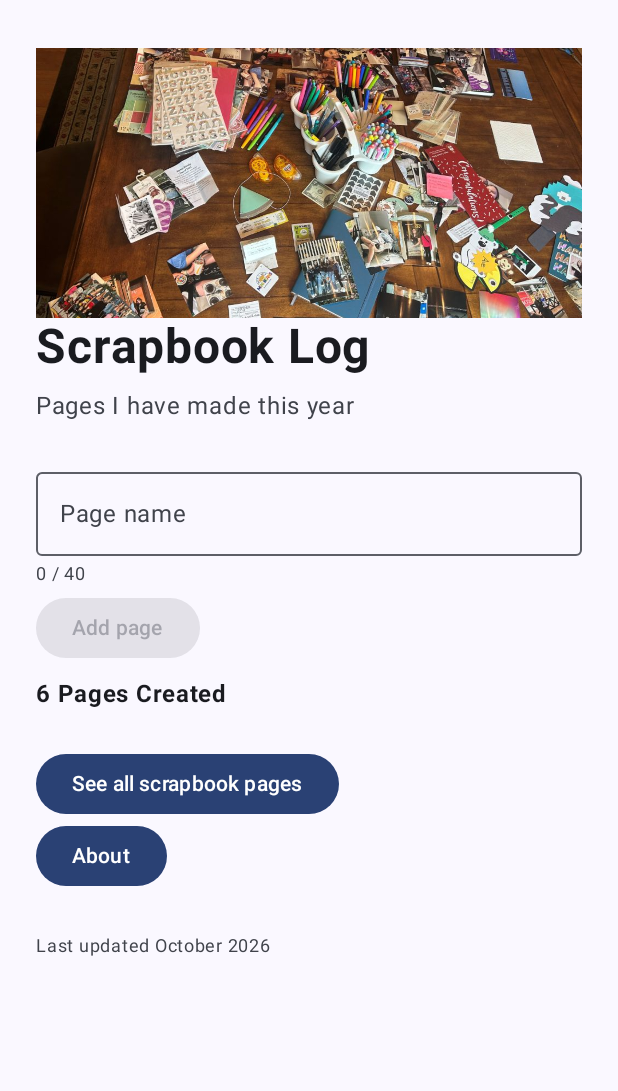
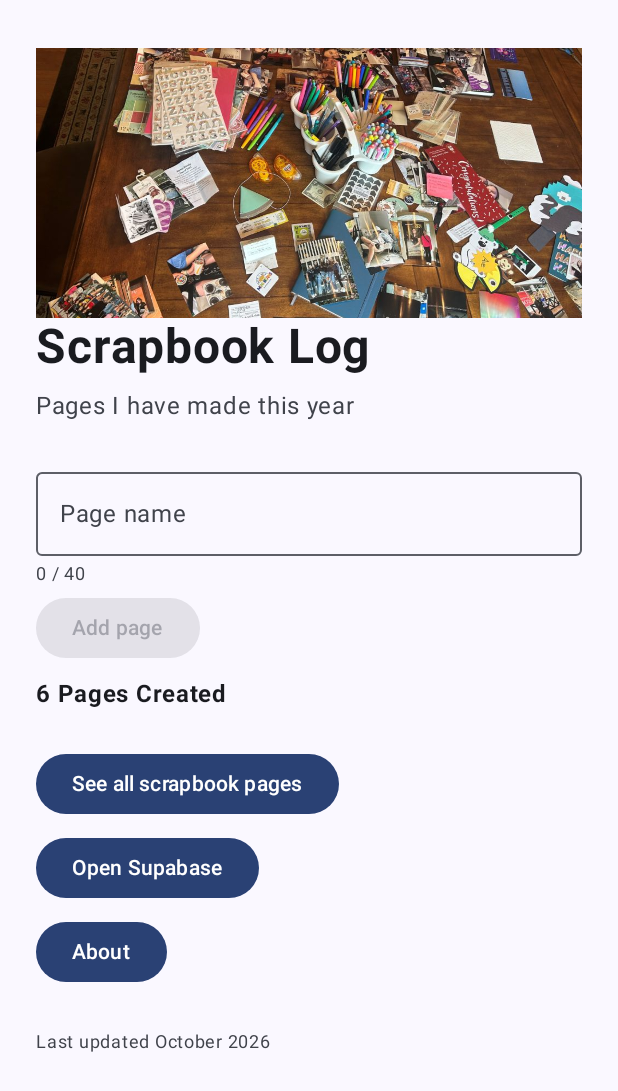
Before and after one commit to avemerchant/csc441-android-averymerchant, an Android app built with Jetpack Compose: the screen it shows after launch (MainActivity), on a phone screen of 412 x 824 dp. Shown: the top 1091 px of the screen. Run offline under Robolectric (Android 15) with nearby library versions, the phone set to English and light mode, and no system bars.

Commit message:
Lab 21 done

```diff
--- a/app/src/main/java/edu/lemoyne/campusapp/MainActivity.kt
+++ b/app/src/main/java/edu/lemoyne/campusapp/MainActivity.kt
@@ -1,55 +1,37 @@
 package edu.lemoyne.campusapp
 
-import android.R.attr.enabled
-import android.R.attr.text
-import android.content.res.Configuration
 import android.os.Bundle
-import android.view.Surface
 import androidx.activity.ComponentActivity
 import androidx.activity.compose.setContent
 import androidx.activity.enableEdgeToEdge
-import androidx.compose.foundation.Image
-import androidx.compose.foundation.layout.Column
-import androidx.compose.foundation.layout.Spacer
+import androidx.activity.viewModels
 import androidx.compose.foundation.layout.fillMaxSize
-import androidx.compose.foundation.layout.fillMaxWidth
-import androidx.compose.foundation.layout.height
 import androidx.compose.foundation.layout.padding
-import androidx.compose.foundation.layout.size
-import androidx.compose.material3.Button
-import androidx.compose.material3.MaterialTheme
-import androidx.compose.material3.OutlinedTextField
 import androidx.compose.material3.Scaffold
-import androidx.compose.material3.Surface
-import androidx.compose.material3.Text
-import androidx.compose.material3.rememberTopAppBarState
-import androidx.compose.runtime.Composable
 import androidx.compose.runtime.getValue
-import androidx.compose.runtime.mutableStateListOf
-import androidx.compose.runtime.mutableStateOf
-import androidx.compose.runtime.remember
-import androidx.compose.runtime.setValue
 import androidx.compose.ui.Modifier
-import androidx.compose.ui.layout.ContentScale
-import androidx.compose.ui.res.painterResource
-import androidx.compose.ui.text.font.FontWeight
-import androidx.compose.ui.tooling.preview.Preview
-import androidx.compose.ui.unit.dp
-import androidx.compose.ui.unit.sp
-import androidx.core.content.pm.ShortcutInfoCompat
+import androidx.lifecycle.compose.collectAsStateWithLifecycle
 import edu.lemoyne.campusapp.ui.theme.CampusAppTheme
-import edu.lemoyne.campusapp.ui.theme.Purple40
-import edu.lemoyne.campusapp.ui.theme.Purple80
 
 class MainActivity : ComponentActivity() {
+
+    private val showcaseViewModel: ShowcaseViewModel by viewModels()
+
     override fun onCreate(savedInstanceState: Bundle?) {
         super.onCreate(savedInstanceState)
+        showcaseViewModel.refresh()
         enableEdgeToEdge()
 
         setContent {
+            val showcaseState by showcaseViewModel.state.collectAsStateWithLifecycle()
+            showcaseViewModel
             CampusAppTheme {
                 Scaffold(modifier = Modifier.fillMaxSize()) { innerPadding ->
-                    ScrapbookAppScreen(modifier = Modifier.padding(innerPadding))
+                    ScrapbookAppScreen(
+                        showcaseState = showcaseState,
+                        onRefreshShowcase = showcaseViewModel::refresh,
+                        modifier = Modifier.padding(innerPadding)
+                    )
                 }
             }
         }
--- a/app/src/main/java/edu/lemoyne/campusapp/ScrapbookAppScreen.kt
+++ b/app/src/main/java/edu/lemoyne/campusapp/ScrapbookAppScreen.kt
@@ -70,7 +70,7 @@ fun CounterDemo() {
 
 // --- Class 9: Step 2: One owner for the data ---
 @Composable
-fun ScrapbookAppScreen(modifier: Modifier = Modifier) {
+fun ScrapbookAppScreen(showcaseState: ShowcaseUiState, onRefreshShowcase: () -> Unit = {}, modifier: Modifier = Modifier) {
     // --- Class 7: Step 2: The list lives in state ---
     val pages = remember {
         mutableStateListOf(
@@ -92,7 +92,8 @@ fun ScrapbookAppScreen(modifier: Modifier = Modifier) {
             onAddPage = { pages.add(it) },
             onSeeAll = { currentScreen = "list" },
             // --- Lab 9: Task 2: Wiring it up myself ---
-            onAbout = { currentScreen = "about" }
+            onAbout = { currentScreen = "about" },
+            onSupabase = { currentScreen = "supabase" }
         )
 
         "list" -> ListScreen(
@@ -110,6 +111,13 @@ fun ScrapbookAppScreen(modifier: Modifier = Modifier) {
             onBack = { currentScreen = "home" },
             modifier = modifier
         )
+
+        "supabase" -> InterestsScreen(
+            state = showcaseState,
+            onBack = { currentScreen = "home" },
+            onRefresh = onRefreshShowcase,
+            modifier = modifier
+        )
     }
 }
 
@@ -121,6 +129,7 @@ fun HomeScreen(
     onSeeAll: () -> Unit,
     // --- Lab 9: Task 2: Wiring it up myself ---
     onAbout: () -> Unit,
+    onSupabase: () -> Unit = {},
     modifier: Modifier = Modifier
 ) {
     // --- Class 7: Step 3: What typed lives in state ---
@@ -229,6 +238,12 @@ fun HomeScreen(
         ) {
             Text(text = "See all scrapbook pages")
         }
+
+        Spacer(modifier = Modifier.height(8.dp))
+
+        Button(onClick = onSupabase) { Text("Open Supabase") }
+
+        Spacer(modifier = Modifier.height(8.dp))
 
         // --- Lab 9: Task 2: Wiring it up myself ---
         Button(
--- a/app/src/main/java/edu/lemoyne/campusapp/ShowcaseViewModel.kt
+++ b/app/src/main/java/edu/lemoyne/campusapp/ShowcaseViewModel.kt
@@ -4,6 +4,7 @@ import androidx.lifecycle.ViewModel
 import androidx.lifecycle.viewModelScope
 import kotlinx.coroutines.flow.MutableStateFlow
 import kotlinx.coroutines.flow.StateFlow
+import kotlinx.coroutines.flow.asStateFlow
 import kotlinx.coroutines.launch
 
 sealed class ShowcaseUiState {
@@ -15,17 +16,17 @@ sealed class ShowcaseUiState {
 class ShowcaseViewModel : ViewModel() {
     private val repository = ShowcaseRepository()
 
-    private val _uiState = MutableStateFlow<ShowcaseUiState>(ShowcaseUiState.Loading)
-    val uiState: StateFlow<ShowcaseUiState> = _uiState
+    private val _state = MutableStateFlow<ShowcaseUiState>(ShowcaseUiState.Loading)
+    val state: StateFlow<ShowcaseUiState> = _state.asStateFlow()
 
     fun refresh() {
         viewModelScope.launch {
-            _uiState.value = ShowcaseUiState.Loading
+            _state.value = ShowcaseUiState.Loading
             try {
                 val items = repository.loadItems()
-                _uiState.value = ShowcaseUiState.Success(items)
+                _state.value = ShowcaseUiState.Success(items)
             } catch (error: Exception) {
-                _uiState.value = ShowcaseUiState.Error(error.message ?: "Network Error")
+                _state.value = ShowcaseUiState.Error(error.message ?: "Network Error")
             }
         }
     }
```
Also changed, not shown: app/src/main/java/edu/lemoyne/campusapp/InterestsScreen.kt (+61 -0 lines), 3 other files.
